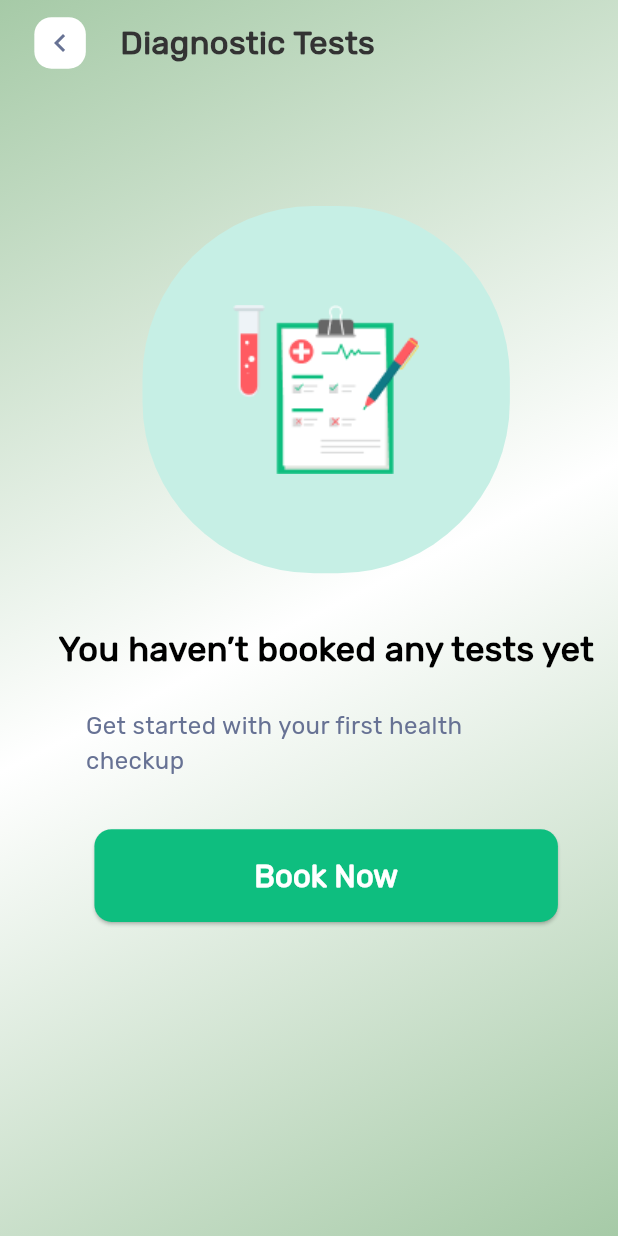
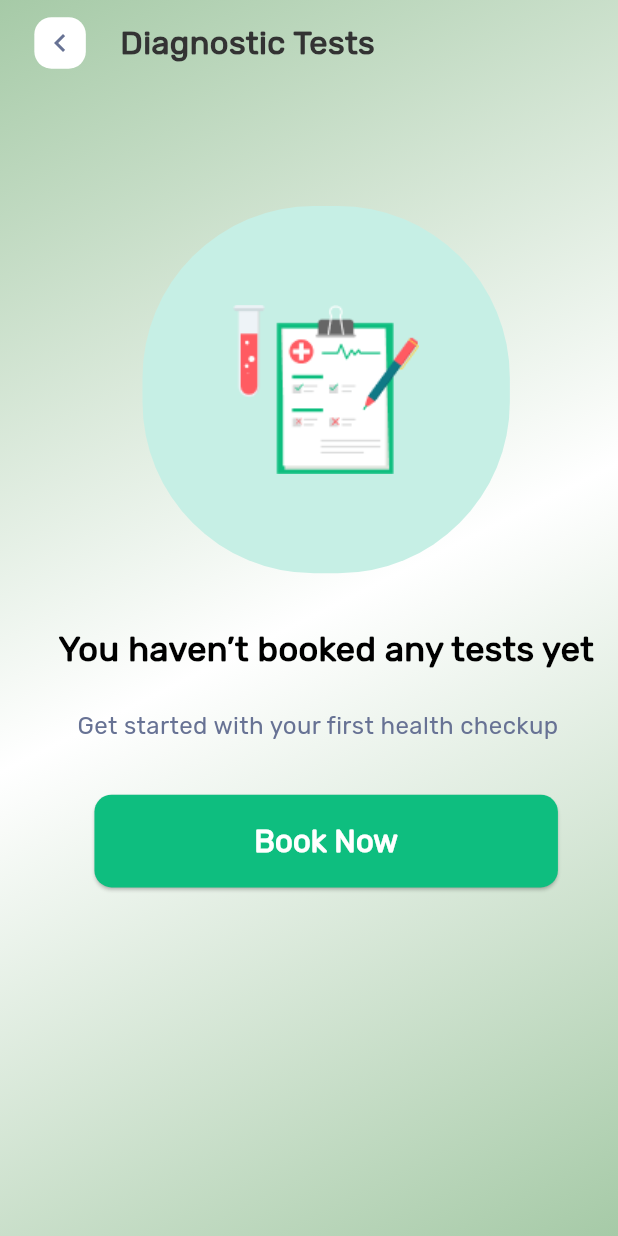
Before and after one commit to Cashkid500/doctor_hunt, a Flutter app: the DiagnosticTestScreen screen opened directly, on a phone screen of 412 x 824 dp. Run offline on Flutter 3.47's test engine with Material 3 defaults, Android fonts, the phone set to English and light mode, and no system bars; our stand-ins replace flutter_screenutil, geolocator, google_maps_flutter, permission_handler, pin_code_fields, table_calendar.

Commit message:
Diagnostic test screen completed

```diff
--- a/lib/screens/diagnostic tests/diagnostic_test.dart
+++ b/lib/screens/diagnostic tests/diagnostic_test.dart
@@ -78,7 +78,7 @@ class _DiagnosticTestScreenState extends State<DiagnosticTestScreen> {
 
                     //************* Text ****************
                     SizedBox(
-                      width: 280.sp,
+                      width: 290.sp,
                       child: Text(
                         DoctorHuntText.checkup,
                         style: TextStyle(
```
